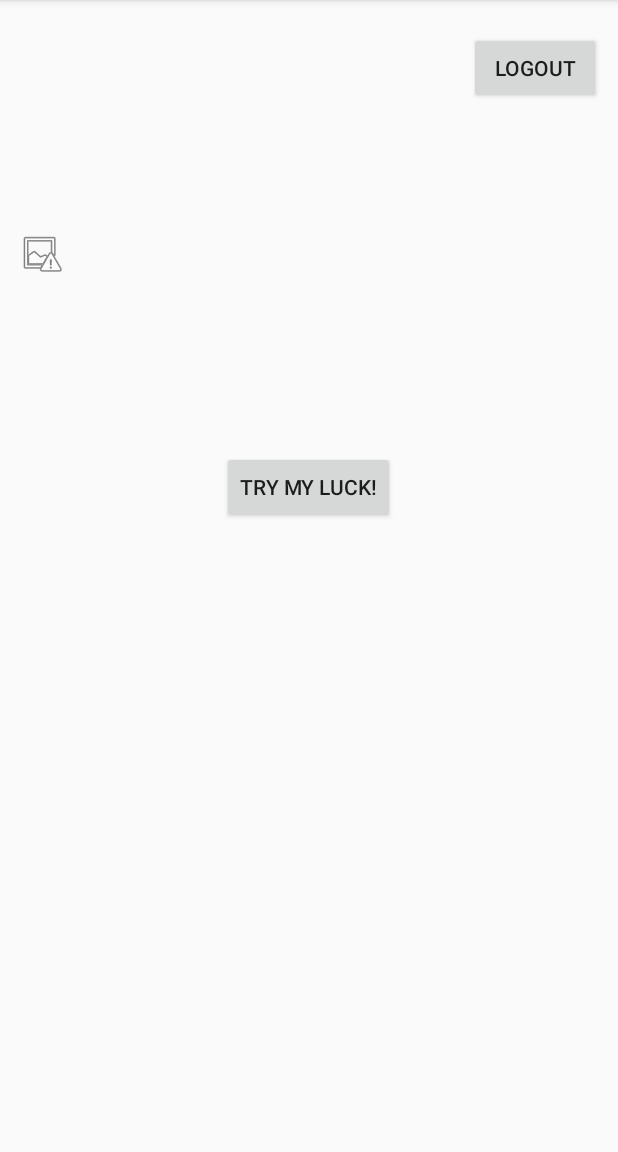
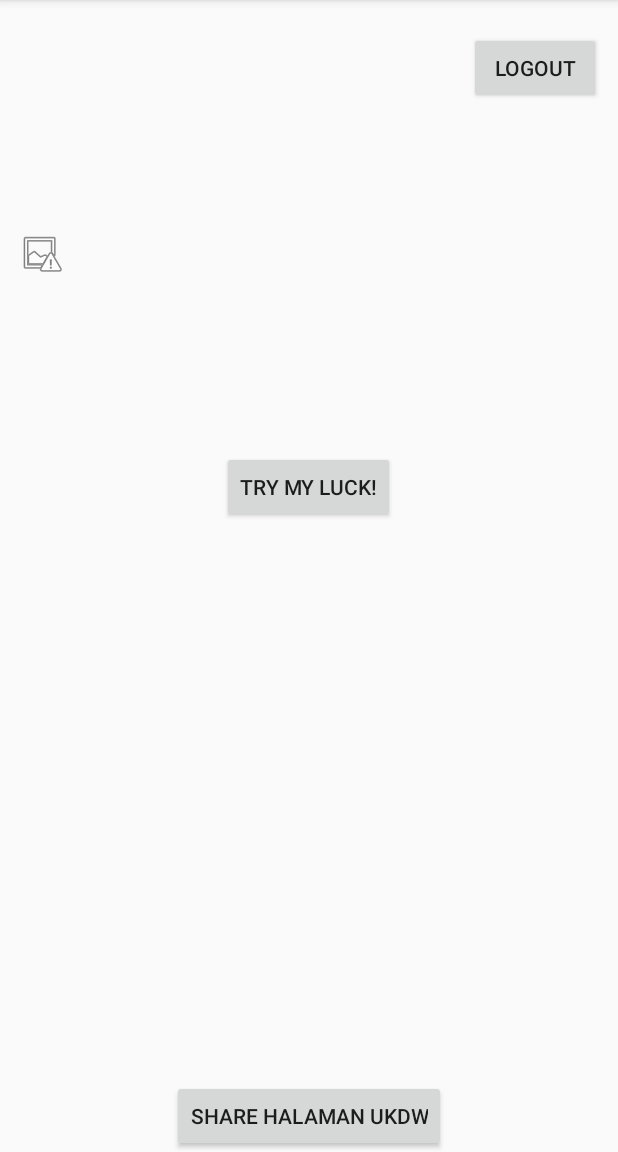
Before and after one commit to RonaldoChristnawan/ProgmobGo, an Android app: the MainActivity screen opened directly, with no data from a screen before it, on a phone screen of 412 x 824 dp, the part 84-1236 px from its top. Run offline under Robolectric (Android 15) with nearby library versions, the phone set to English and light mode, and no system bars.

Commit message:
Pemecahan fungsi Button menjadi 2 button

```diff
--- a/ProgmobGo_Ronaldo/app/src/main/res/layout/activity_main.xml
+++ b/ProgmobGo_Ronaldo/app/src/main/res/layout/activity_main.xml
@@ -47,6 +47,14 @@
         android:layout_below="@+id/txtNama"
         android:layout_centerHorizontal="true" />
 
+    <Button
+        android:id="@+id/btnPost"
+        android:layout_width="wrap_content"
+        android:layout_height="wrap_content"
+        android:text="Share Halaman UKDW"
+        android:layout_alignParentBottom="true"
+        android:layout_centerHorizontal="true" />
+
     <TextView
         android:id="@+id/txtAngka"
         android:layout_width="wrap_content"
```
Also changed, not shown: ProgmobGo_Ronaldo/app/src/main/java/com/dda15/www/progmobgo_ronaldo/MainActivity.java (+34 -5 lines).
